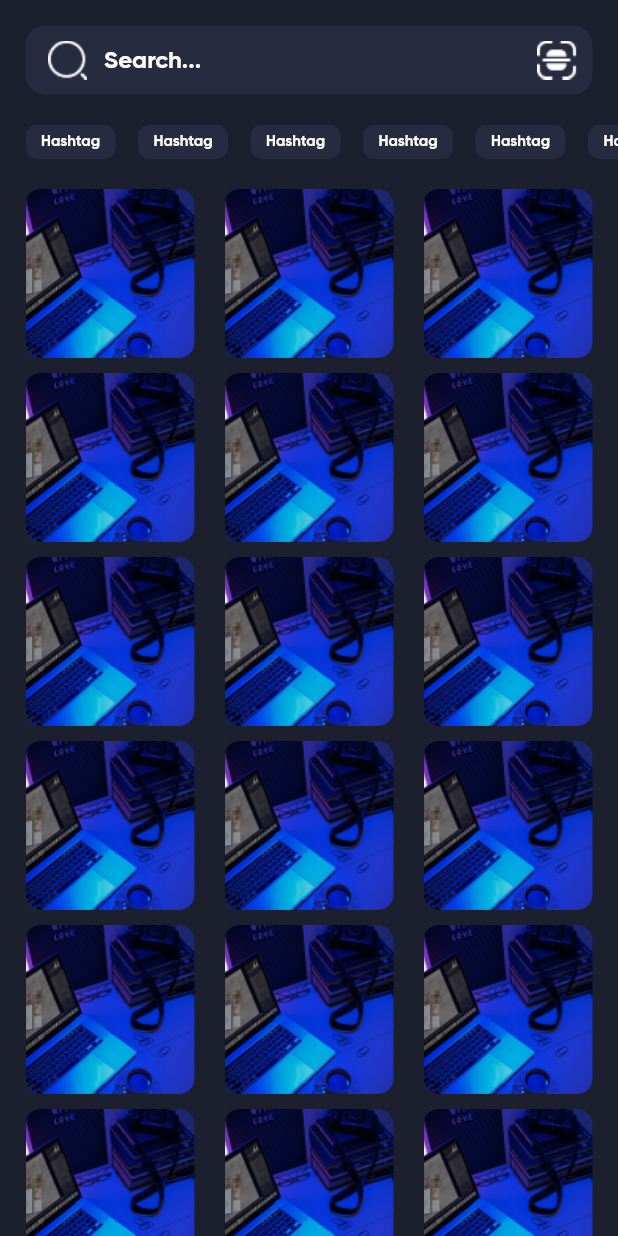
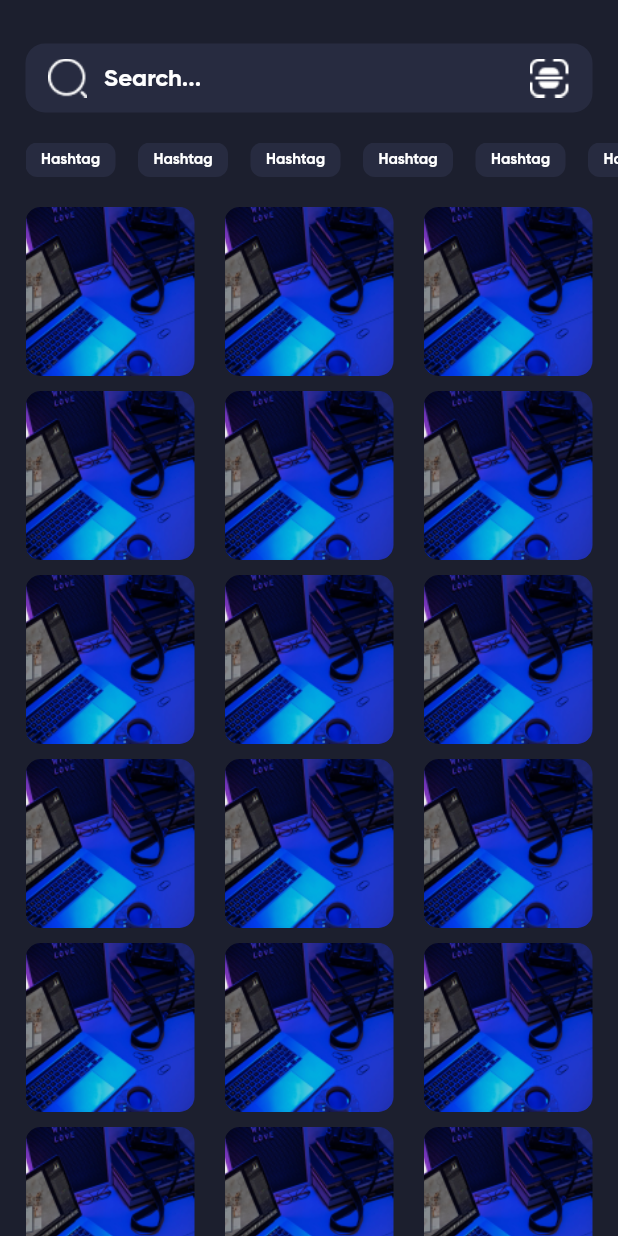
Before and after one commit to Alits23/instagram_clone, a Flutter app: the screen it shows after launch, on a phone screen of 412 x 824 dp. Run offline on Flutter 3.47's test engine with Material 2 defaults, Android fonts, the phone set to English and light mode, and no system bars; our stand-ins replace dotted_border.

Commit message:
edit padding search box

```diff
--- a/lib/screens/search_page.dart
+++ b/lib/screens/search_page.dart
@@ -50,7 +50,7 @@ class SearchPage extends StatelessWidget {
           height: 17,
         ),
         Container(
-          margin: EdgeInsets.symmetric(horizontal: 17),
+          margin: EdgeInsets.only(left: 17, right: 17, top: 12),
           height: 46,
           decoration: BoxDecoration(
             color: Color.fromRGBO(39, 43, 64, 1),
@@ -83,7 +83,7 @@ class SearchPage extends StatelessWidget {
               ),
               Image.asset('images/icon_scan.png'),
               SizedBox(
-                width: 10,
+                width: 15,
               ),
             ],
           ),
```
